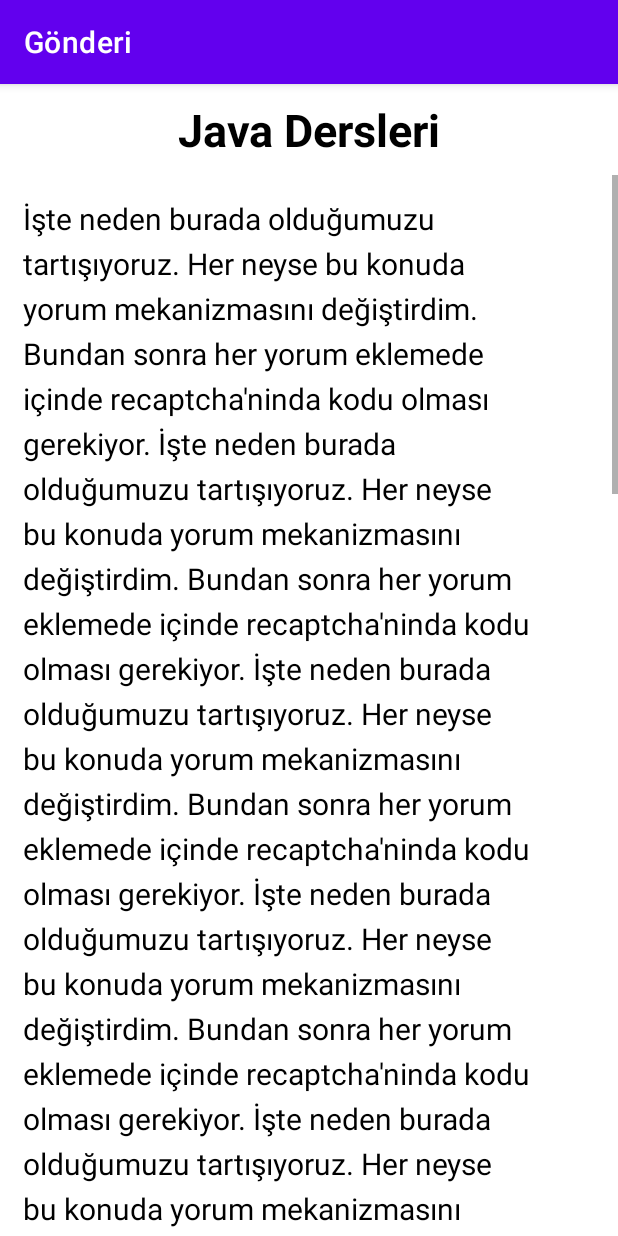
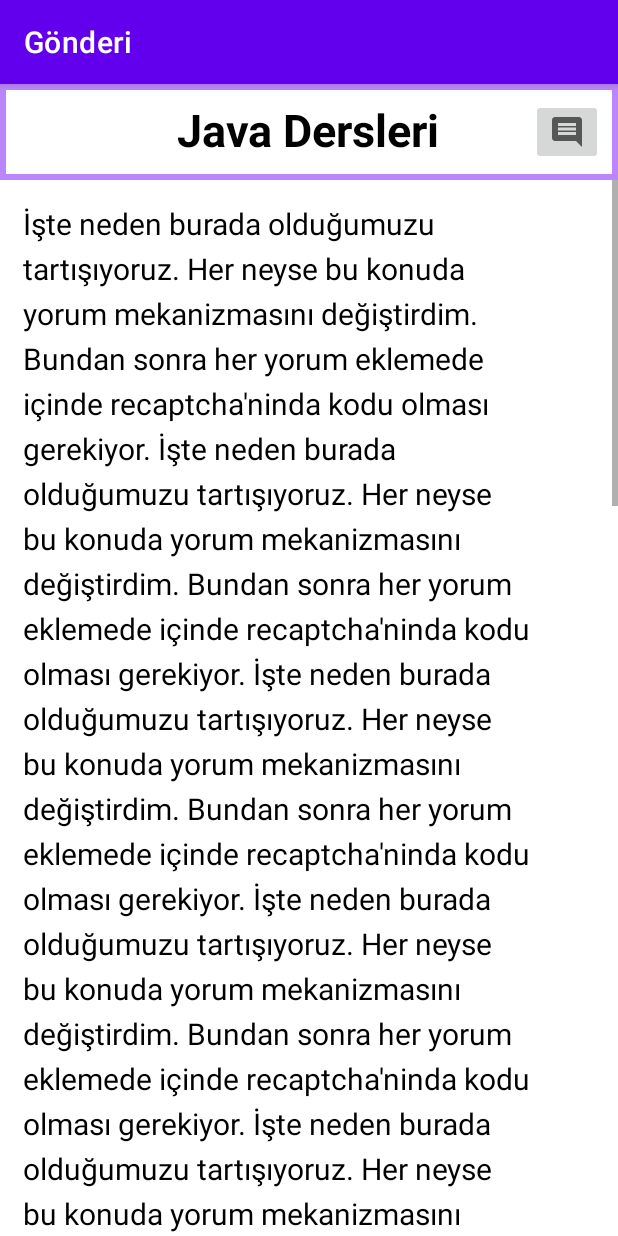
Before and after one commit to firatkaya1/blog.kayafirat.com-Android-App, an Android app: the PostActivity screen opened directly, with no data from a screen before it, on a phone screen of 412 x 824 dp. Run offline under Robolectric (Android 15) with nearby library versions, the phone set to English and light mode, and no system bars.

Commit message:
added new activity

```diff
--- a/app/src/main/AndroidManifest.xml
+++ b/app/src/main/AndroidManifest.xml
@@ -19,6 +19,9 @@
             android:name=".ui.post.PostActivity"
             android:label="@string/title_activity_post"/>
         <activity
+            android:name=".ui.comment.CommentActivity"
+            android:label="@string/title_comment"/>
+        <activity
             android:name=".MainActivity"
             android:label="@string/app_name">
             <intent-filter>
--- a/app/src/main/java/com/kayafirat/blogkayafirat/ui/post/CustomAdapter.java
+++ b/app/src/main/java/com/kayafirat/blogkayafirat/ui/comment/CustomAdapter.java
@@ -1,4 +1,4 @@
-package com.kayafirat.blogkayafirat.ui.post;
+package com.kayafirat.blogkayafirat.ui.comment;
 
 import android.content.Context;
 import android.view.LayoutInflater;
@@ -8,18 +8,21 @@ import android.widget.BaseAdapter;
 import android.widget.TextView;
 
 import com.kayafirat.blogkayafirat.R;
+import com.kayafirat.blogkayafirat.model.Comment;
+
+import java.util.List;
 
 public class CustomAdapter extends BaseAdapter {
     LayoutInflater inflter;
-    String testList[];
+    List<Comment> comments;
 
-    public CustomAdapter(Context applicationContext, String[] testList) {
-        this.testList = testList;
+    public CustomAdapter(Context applicationContext, List<Comment> comments) {
+        this.comments = comments;
         inflter = (LayoutInflater.from(applicationContext));
     }
     @Override
     public int getCount() {
-        return testList.length;
+        return comments.size();
     }
 
     @Override
@@ -36,7 +39,11 @@ public class CustomAdapter extends BaseAdapter {
     public View getView(int i, View view, ViewGroup viewGroup) {
         view = inflter.inflate(R.layout.item_comment, null);
         TextView commentDetail = view.findViewById(R.id.commentDetail);
-        commentDetail.setText(testList[i]);
+        TextView commentDate = view.findViewById(R.id.commentDate);
+        TextView commentUsername = view.findViewById(R.id.commentUsername);
+        commentDetail.setText(comments.get(i).getCommentMessage());
+        commentDate.setText(comments.get(i).getCommentTime());
+        commentUsername.setText(comments.get(i).getUsername());
         return view;
     }
 
--- a/app/src/main/java/com/kayafirat/blogkayafirat/ui/post/PostActivity.java
+++ b/app/src/main/java/com/kayafirat/blogkayafirat/ui/post/PostActivity.java
@@ -1,12 +1,18 @@
 package com.kayafirat.blogkayafirat.ui.post;
 
+import android.content.Intent;
+import android.media.Image;
 import android.os.Bundle;
+import android.view.View;
+import android.widget.Button;
+import android.widget.ImageButton;
 import android.widget.ListView;
 
 import androidx.annotation.Nullable;
 import androidx.appcompat.app.AppCompatActivity;
 
 import com.kayafirat.blogkayafirat.R;
+import com.kayafirat.blogkayafirat.ui.comment.CommentActivity;
 
 public class PostActivity extends AppCompatActivity {
 
@@ -14,15 +20,17 @@ public class PostActivity extends AppCompatActivity {
     protected void onCreate(@Nullable Bundle savedInstanceState) {
         super.onCreate(savedInstanceState);
         setContentView(R.layout.activity_post);
-        ListView commentListView = findViewById(R.id.commentListView);
-        String testList[] = {
-                "India", "China", "australia", "Portugle", "America", "NewZealand",
-                "India", "China", "australia", "Portugle", "America", "NewZealand",
-                "India", "China", "australia", "Portugle", "America", "NewZealand",
-                "India", "China", "australia", "Portugle", "America", "NewZealand",
-                "India", "China", "australia", "Portugle", "America", "NewZealand",
-                "India", "China", "australia", "Portugle", "America", "NewZealand"};
-        com.kayafirat.blogkayafirat.ui.post.CustomAdapter customAdapter = new CustomAdapter(getBaseContext(), testList);
-        commentListView.setAdapter(customAdapter);
+
+        ImageButton btnComment = findViewById(R.id.goComment);
+
+        btnComment.setOnClickListener(new View.OnClickListener() {
+            @Override
+            public void onClick(View v) {
+                Intent intent = new Intent(getApplicationContext(), CommentActivity.class);
+                startActivity(intent);
+            }
+        });
+
     }
+
 }
--- /dev/null
+++ b/app/src/main/res/drawable/border.xml
@@ -0,0 +1,11 @@
+<?xml version="1.0" encoding="utf-8"?>
+<shape xmlns:android="http://schemas.android.com/apk/res/android">
+    <stroke
+        android:width="4dip"
+        android:color="@color/purple_200" />
+
+    <solid
+        android:color="#00FFFFFF"/>
+
+
+</shape>
--- /dev/null
+++ b/app/src/main/res/drawable/ic_comment_24.xml
@@ -0,0 +1,10 @@
+<vector xmlns:android="http://schemas.android.com/apk/res/android"
+    android:width="24dp"
+    android:height="24dp"
+    android:viewportWidth="24"
+    android:viewportHeight="24"
+    android:tint="?attr/colorControlNormal">
+  <path
+      android:fillColor="@android:color/white"
+      android:pathData="M21.99,4c0,-1.1 -0.89,-2 -1.99,-2L4,2c-1.1,0 -2,0.9 -2,2v12c0,1.1 0.9,2 2,2h14l4,4 -0.01,-18zM18,14L6,14v-2h12v2zM18,11L6,11L6,9h12v2zM18,8L6,8L6,6h12v2z"/>
+</vector>
--- a/app/src/main/res/layout/activity_post.xml
+++ b/app/src/main/res/layout/activity_post.xml
@@ -8,27 +8,34 @@
     tools:context=".ui.post.PostActivity"
     android:orientation="vertical">
 
-    <TextView
+    <RelativeLayout
         android:layout_width="match_parent"
         android:layout_height="wrap_content"
-        android:gravity="center_horizontal"
-        android:padding="10dp"
+        android:orientation="horizontal"
+        android:layout_gravity="center"
+        android:background="@drawable/border"
+        android:padding="10dp">
+        <TextView
+            android:layout_width="wrap_content"
+            android:layout_height="wrap_content"
             android:text="Java Dersleri"
-        android:textAlignment="gravity"
             android:textColor="@color/black"
             android:textSize="30sp"
-        android:textStyle="bold" />
+            android:textStyle="bold"
+            android:layout_centerHorizontal="true" />
+        <ImageButton
+            android:id="@+id/goComment"
+            android:layout_width="wrap_content"
+            android:layout_height="wrap_content"
+            android:layout_alignParentRight="true"
+            android:src="@drawable/ic_comment_24"/>
+    </RelativeLayout>
 
     <ScrollView
         android:id="@+id/SCROLLER_ID"
         android:layout_width="fill_parent"
         android:layout_height="fill_parent"
         android:scrollbars="vertical">
-
-        <LinearLayout
-            android:layout_width="fill_parent"
-            android:layout_height="fill_parent"
-            android:orientation="vertical">
 
         <TextView
             android:layout_width="wrap_content"
@@ -40,20 +47,9 @@
             android:text="@string/test"
             android:textAlignment="gravity"
             android:textColor="@color/black"
-                android:textSize="20dp" />
-
-            <ListView
-                android:id="@+id/commentListView"
-                android:layout_width="match_parent"
-                android:layout_height="fill_parent"
-                android:layout_weight="1"
-                android:dividerHeight="2dp"
-                android:divider="@color/black"
-                android:listSelector="@drawable/list_view_selector"/>
-        </LinearLayout>
-
+            android:textSize="20dp"
+            android:nestedScrollingEnabled="true"/>
     </ScrollView>
 
 
-
 </LinearLayout>
--- a/app/src/main/res/values/strings.xml
+++ b/app/src/main/res/values/strings.xml
@@ -4,6 +4,8 @@
     <string name="title_search">Arama</string>
     <string name="title_profile">Profilim</string>
     <string name="title_settings">Ayarlar</string>
+    <string name="title_comment">Yorumlar</string>
+
     <string name="title_activity_post">Gönderi</string>
     <string name="title_activity_login">Giriş Yap</string>
     <string name="title_activity_register">Kayıt Ol</string>
@@ -52,6 +54,7 @@
         İşte neden burada olduğumuzu tartışıyoruz. Her neyse bu konuda yorum mekanizmasını değiştirdim. Bundan sonra her yorum eklemede içinde recaptcha\'ninda kodu olması gerekiyor.
     </string>
 
+    <string name="comment_image">User comment description</string>
 
 
 
```
Also changed, not shown: app/src/main/java/com/kayafirat/blogkayafirat/model/Comment.java (+52 -3 lines), app/src/main/java/com/kayafirat/blogkayafirat/ui/comment/CommentActivity.java (added, +36 -0 lines), app/src/main/res/layout/activity_comment.xml (added, +17 -0 lines), app/src/main/res/layout/item_comment.xml (+46 -13 lines). Lines whose indentation alone changed are shown as unchanged.
